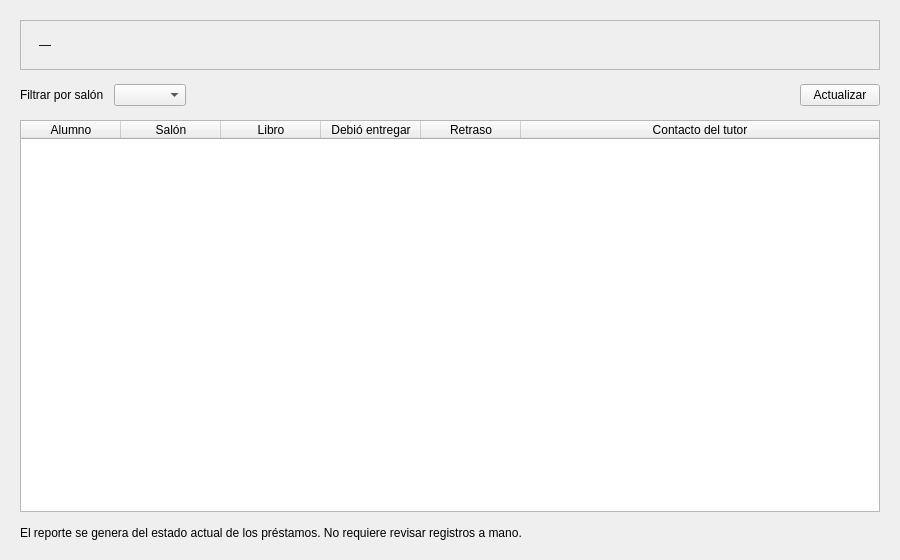
Before: the Qt Designer form src/biblioteca/ui/disenos/deudores.ui in yaelink7/Biblioteca_Implementacion_Escuela_Primaria, drawn with Qt 5.
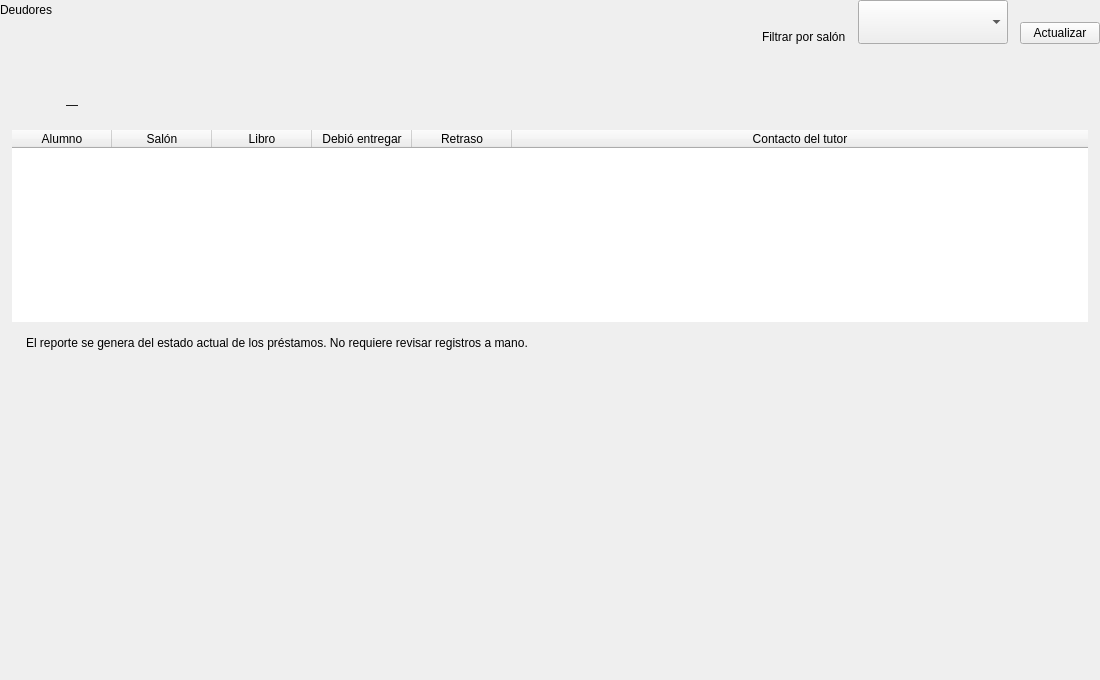
After: the same form once the commit is applied.

The edit to the form file:
```diff
--- a/src/biblioteca/ui/disenos/deudores.ui
+++ b/src/biblioteca/ui/disenos/deudores.ui
@@ -2,83 +2,51 @@
 <ui version="4.0">
  <class>PantallaDeudores</class>
  <widget class="QWidget" name="PantallaDeudores">
-  <property name="geometry">
-   <rect>
-    <x>0</x>
-    <y>0</y>
-    <width>900</width>
-    <height>560</height>
-   </rect>
-  </property>
-  <property name="windowTitle">
-   <string>Deudores</string>
-  </property>
-  <layout class="QVBoxLayout" name="disposicion">
-   <property name="leftMargin"><number>20</number></property>
-   <property name="topMargin"><number>20</number></property>
-   <property name="rightMargin"><number>20</number></property>
-   <property name="bottomMargin"><number>20</number></property>
-   <property name="spacing"><number>14</number></property>
-
+  <property name="geometry"><rect><x>0</x><y>0</y><width>1100</width><height>680</height></rect></property>
+  <property name="windowTitle"><string>Deudores</string></property>
+  <layout class="QVBoxLayout" name="disposicion" stretch="0,0,1">
+   <property name="leftMargin"><number>0</number></property>
+   <property name="topMargin"><number>0</number></property>
+   <property name="rightMargin"><number>0</number></property>
+   <property name="bottomMargin"><number>0</number></property>
+   <property name="spacing"><number>18</number></property>
    <item>
-    <widget class="QFrame" name="marcoTotales">
-     <property name="frameShape"><enum>QFrame::StyledPanel</enum></property>
-     <layout class="QHBoxLayout" name="disposicionTotales">
-      <property name="leftMargin"><number>18</number></property>
-      <property name="topMargin"><number>14</number></property>
-      <property name="rightMargin"><number>18</number></property>
-      <property name="bottomMargin"><number>14</number></property>
-      <property name="spacing"><number>28</number></property>
-      <item>
-       <widget class="QLabel" name="etiquetaTotal">
-        <property name="text"><string>—</string></property>
-       </widget>
-      </item>
-      <item>
-       <widget class="QLabel" name="etiquetaMasAtrasado">
-        <property name="text"><string/></property>
-       </widget>
-      </item>
-      <item>
-       <spacer name="espacioTotales">
-        <property name="orientation"><enum>Qt::Horizontal</enum></property>
-        <property name="sizeHint" stdset="0">
-         <size><width>40</width><height>20</height></size>
-        </property>
-       </spacer>
-      </item>
-      <item>
-       <widget class="QLabel" name="etiquetaGenerado">
-        <property name="text"><string/></property>
-       </widget>
-      </item>
-     </layout>
-    </widget>
-   </item>
-
-   <item>
-    <layout class="QHBoxLayout" name="filaFiltro">
-     <property name="spacing"><number>10</number></property>
+    <layout class="QHBoxLayout" name="encabezado">
+     <property name="spacing"><number>12</number></property>
      <item>
+      <layout class="QVBoxLayout" name="textoEncabezado">
+       <property name="spacing"><number>6</number></property>
+       <item>
+        <widget class="QLabel" name="etiquetaTitulo">
+         <property name="text"><string>Deudores</string></property>
+         <property name="rol" stdset="0"><string>titulo</string></property>
+        </widget>
+       </item>
+       <item>
+        <widget class="QLabel" name="etiquetaGenerado">
+         <property name="text"><string/></property>
+         <property name="rol" stdset="0"><string>resumen</string></property>
+        </widget>
+       </item>
+      </layout>
+     </item>
+     <item>
+      <spacer name="espacioEncabezado">
+       <property name="orientation"><enum>Qt::Horizontal</enum></property>
+       <property name="sizeHint" stdset="0"><size><width>40</width><height>20</height></size></property>
+      </spacer>
+     </item>
+     <item alignment="Qt::AlignBottom">
       <widget class="QLabel" name="etiquetaSalon">
        <property name="text"><string>Filtrar por salón</string></property>
       </widget>
      </item>
-     <item>
+     <item alignment="Qt::AlignBottom">
       <widget class="QComboBox" name="campoSalon">
-       <property name="minimumHeight"><number>32</number></property>
-       <property name="minimumWidth"><number>160</number></property>
+       <property name="minimumSize"><size><width>150</width><height>44</height></size></property>
       </widget>
      </item>
-     <item>
-      <spacer name="espacioFiltro">
-       <property name="orientation"><enum>Qt::Horizontal</enum></property>
-       <property name="sizeHint" stdset="0">
-        <size><width>40</width><height>20</height></size>
-       </property>
-      </spacer>
-     </item>
-     <item>
+     <item alignment="Qt::AlignBottom">
       <widget class="QPushButton" name="botonActualizar">
        <property name="text"><string>Actualizar</string></property>
        <property name="minimumHeight"><number>34</number></property>
@@ -86,33 +54,138 @@
      </item>
     </layout>
    </item>
-
    <item>
-    <widget class="QTableWidget" name="tablaDeudores">
-     <property name="alternatingRowColors"><bool>true</bool></property>
-     <property name="selectionBehavior"><enum>QAbstractItemView::SelectRows</enum></property>
-     <property name="editTriggers"><set>QAbstractItemView::NoEditTriggers</set></property>
-     <property name="sortingEnabled"><bool>true</bool></property>
-     <attribute name="verticalHeaderVisible"><bool>false</bool></attribute>
-     <attribute name="horizontalHeaderStretchLastSection"><bool>true</bool></attribute>
-     <column><property name="text"><string>Alumno</string></property></column>
-     <column><property name="text"><string>Salón</string></property></column>
-     <column><property name="text"><string>Libro</string></property></column>
-     <column><property name="text"><string>Debió entregar</string></property></column>
-     <column><property name="text"><string>Retraso</string></property></column>
-     <column><property name="text"><string>Contacto del tutor</string></property></column>
+    <widget class="QFrame" name="hojaReporte">
+     <property name="rol" stdset="0"><string>hoja</string></property>
+     <layout class="QVBoxLayout" name="disposicionHoja">
+      <property name="leftMargin"><number>0</number></property>
+      <property name="topMargin"><number>0</number></property>
+      <property name="rightMargin"><number>0</number></property>
+      <property name="bottomMargin"><number>0</number></property>
+      <property name="spacing"><number>0</number></property>
+      <item>
+       <widget class="QFrame" name="franjaHoja">
+        <property name="minimumHeight"><number>6</number></property>
+        <property name="maximumHeight"><number>6</number></property>
+       </widget>
+      </item>
+      <item>
+       <layout class="QHBoxLayout" name="cabezaHoja">
+        <property name="leftMargin"><number>26</number></property>
+        <property name="topMargin"><number>22</number></property>
+        <property name="rightMargin"><number>26</number></property>
+        <property name="bottomMargin"><number>14</number></property>
+        <property name="spacing"><number>12</number></property>
+        <item alignment="Qt::AlignVCenter">
+         <widget class="QLabel" name="iconoTotal">
+          <property name="minimumSize"><size><width>28</width><height>28</height></size></property>
+          <property name="maximumSize"><size><width>28</width><height>28</height></size></property>
+          <property name="text"><string/></property>
+         </widget>
+        </item>
+        <item alignment="Qt::AlignBottom">
+         <widget class="QLabel" name="etiquetaTotal">
+          <property name="text"><string>—</string></property>
+          <property name="rol" stdset="0"><string>cifra</string></property>
+         </widget>
+        </item>
+        <item alignment="Qt::AlignBottom">
+         <widget class="QLabel" name="etiquetaTotalTexto">
+          <property name="text"><string/></property>
+          <property name="rol" stdset="0"><string>cifraTexto</string></property>
+         </widget>
+        </item>
+        <item>
+         <spacer name="espacioCabeza">
+          <property name="orientation"><enum>Qt::Horizontal</enum></property>
+          <property name="sizeHint" stdset="0"><size><width>40</width><height>20</height></size></property>
+         </spacer>
+        </item>
+        <item alignment="Qt::AlignBottom">
+         <widget class="QLabel" name="etiquetaMasAtrasado">
+          <property name="text"><string/></property>
+          <property name="rol" stdset="0"><string>peor</string></property>
+         </widget>
+        </item>
+       </layout>
+      </item>
+      <item>
+       <layout class="QVBoxLayout" name="marcoRaya">
+        <property name="leftMargin"><number>26</number></property>
+        <property name="topMargin"><number>0</number></property>
+        <property name="rightMargin"><number>26</number></property>
+        <property name="bottomMargin"><number>4</number></property>
+        <item>
+         <widget class="QFrame" name="dobleRaya">
+          <property name="minimumHeight"><number>5</number></property>
+          <property name="maximumHeight"><number>5</number></property>
+         </widget>
+        </item>
+       </layout>
+      </item>
+      <item>
+       <layout class="QVBoxLayout" name="marcoTablaHoja">
+        <property name="leftMargin"><number>12</number></property>
+        <property name="topMargin"><number>0</number></property>
+        <property name="rightMargin"><number>12</number></property>
+        <property name="bottomMargin"><number>0</number></property>
+        <item>
+         <widget class="QTableWidget" name="tablaDeudores">
+          <property name="frameShape"><enum>QFrame::NoFrame</enum></property>
+          <property name="selectionBehavior"><enum>QAbstractItemView::SelectRows</enum></property>
+          <property name="selectionMode"><enum>QAbstractItemView::SingleSelection</enum></property>
+          <property name="editTriggers"><set>QAbstractItemView::NoEditTriggers</set></property>
+          <property name="showGrid"><bool>false</bool></property>
+          <property name="wordWrap"><bool>false</bool></property>
+          <property name="sortingEnabled"><bool>true</bool></property>
+          <attribute name="verticalHeaderVisible"><bool>false</bool></attribute>
+          <attribute name="verticalHeaderDefaultSectionSize"><number>46</number></attribute>
+          <attribute name="horizontalHeaderStretchLastSection"><bool>true</bool></attribute>
+          <attribute name="horizontalHeaderHighlightSections"><bool>false</bool></attribute>
+          <column><property name="text"><string>Alumno</string></property></column>
+          <column><property name="text"><string>Salón</string></property></column>
+          <column><property name="text"><string>Libro</string></property></column>
+          <column><property name="text"><string>Debió entregar</string></property></column>
+          <column><property name="text"><string>Retraso</string></property></column>
+          <column><property name="text"><string>Contacto del tutor</string></property></column>
+         </widget>
+        </item>
+       </layout>
+      </item>
+      <item>
+       <widget class="QFrame" name="pieHoja">
+        <property name="rol" stdset="0"><string>pieHoja</string></property>
+        <layout class="QHBoxLayout" name="disposicionPie" stretch="1,0">
+         <property name="leftMargin"><number>26</number></property>
+         <property name="topMargin"><number>14</number></property>
+         <property name="rightMargin"><number>26</number></property>
+         <property name="bottomMargin"><number>18</number></property>
+         <property name="spacing"><number>12</number></property>
+         <item>
+          <widget class="QLabel" name="etiquetaNota">
+           <property name="text"><string>El reporte se genera del estado actual de los préstamos. No requiere revisar registros a mano.</string></property>
+           <property name="wordWrap"><bool>true</bool></property>
+           <property name="rol" stdset="0"><string>notaHoja</string></property>
+          </widget>
+         </item>
+         <item>
+          <widget class="QLabel" name="etiquetaCriterio">
+           <property name="text"><string/></property>
+           <property name="rol" stdset="0"><string>pista</string></property>
+          </widget>
+         </item>
+        </layout>
+       </widget>
+      </item>
+     </layout>
     </widget>
    </item>
-
    <item>
-    <widget class="QLabel" name="etiquetaNota">
-     <property name="text">
-      <string>El reporte se genera del estado actual de los préstamos. No requiere revisar registros a mano.</string>
-     </property>
-     <property name="wordWrap"><bool>true</bool></property>
-    </widget>
+    <spacer name="espacioFinal">
+     <property name="orientation"><enum>Qt::Vertical</enum></property>
+     <property name="sizeHint" stdset="0"><size><width>40</width><height>20</height></size></property>
+    </spacer>
    </item>
-
   </layout>
  </widget>
  <resources/>
```
Left out of the diff: 10 changed lines with no effect on the pictures.
